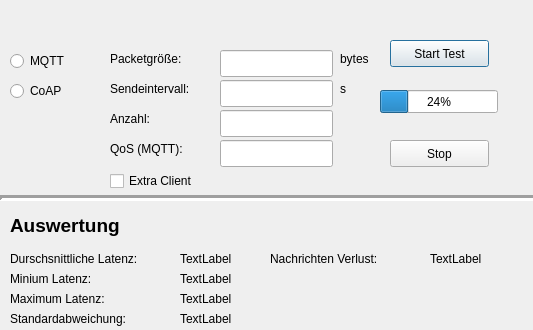
Old version of the form GUI/design.ui in the repository maggi333/studienarbeit.
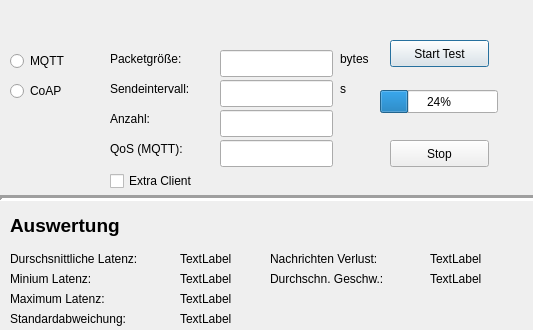
New version of the form.

```diff
--- a/GUI/design.ui
+++ b/GUI/design.ui
@@ -378,6 +378,32 @@
     <string>Extra Client</string>
    </property>
   </widget>
+  <widget class="QLabel" name="label_12">
+   <property name="geometry">
+    <rect>
+     <x>270</x>
+     <y>270</y>
+     <width>191</width>
+     <height>17</height>
+    </rect>
+   </property>
+   <property name="text">
+    <string>Durchschn. Geschw.:</string>
+   </property>
+  </widget>
+  <widget class="QLabel" name="speedLabel">
+   <property name="geometry">
+    <rect>
+     <x>430</x>
+     <y>270</y>
+     <width>91</width>
+     <height>17</height>
+    </rect>
+   </property>
+   <property name="text">
+    <string>TextLabel</string>
+   </property>
+  </widget>
  </widget>
  <resources/>
  <connections/>
```
